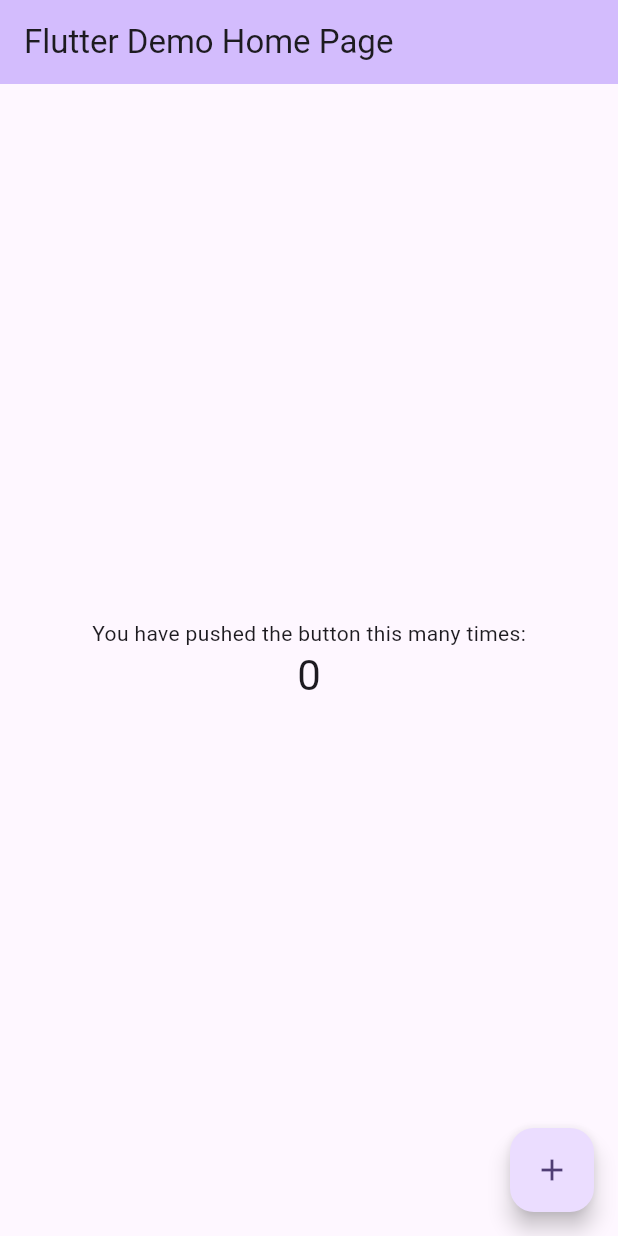
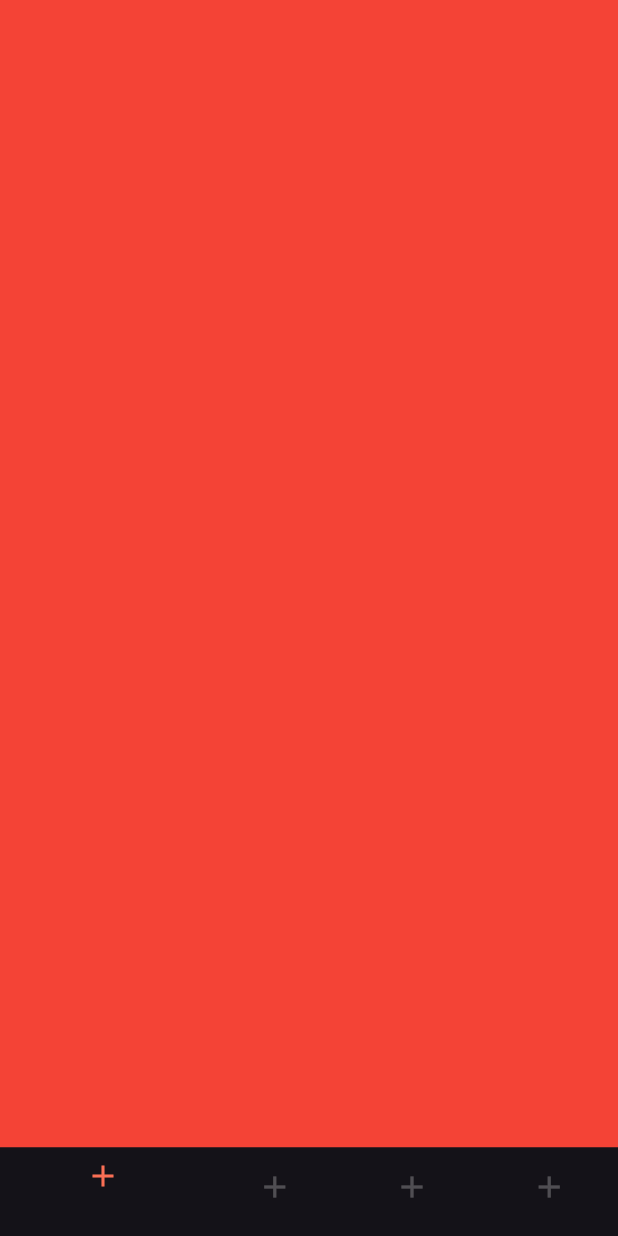
Before and after one commit to MoatazTabl/SwiftGoal, a Flutter app: the screen it shows after launch, on a phone screen of 412 x 824 dp. Run offline on Flutter 3.47's test engine with Material 3 defaults, Android fonts, the phone set to English and light mode, and no system bars; our stand-ins replace flutter_screenutil, google_fonts.

Commit message:
app structure

```diff
--- /dev/null
+++ b/lib/core/app_text_style.dart
@@ -0,0 +1,25 @@
+import 'package:flutter/material.dart';
+import 'package:google_fonts/google_fonts.dart';
+
+TextTheme appTextThemeLight = TextTheme(
+  headlineLarge: GoogleFonts.lato(
+    fontSize: 24,
+    color: Colors.white,
+  ),
+  headlineMedium: GoogleFonts.lato(fontSize: 16, color: Colors.white),
+  headlineSmall:
+  GoogleFonts.lato(fontSize: 12, color: const Color(0xffBCBCBC)),
+  bodySmall: GoogleFonts.lato(fontSize: 8, color: Colors.white),
+  displayMedium: GoogleFonts.inter(fontSize: 14, color: const Color(0xffBBBBBB)),
+);
+TextTheme appTextThemeDark = TextTheme(
+  headlineLarge: GoogleFonts.lato(
+    fontSize: 24,
+    color: Colors.black,
+  ),
+  headlineMedium: GoogleFonts.lato(fontSize: 16, color: Colors.black),
+  headlineSmall:
+  GoogleFonts.lato(fontSize: 12, color: Colors.black54),
+  bodySmall: GoogleFonts.lato(fontSize: 8, color: Colors.black),
+  displayMedium: GoogleFonts.inter(fontSize: 14, color: Colors.black54),
+);
--- /dev/null
+++ b/lib/core/app_theme.dart
@@ -0,0 +1,83 @@
+import 'package:flutter/material.dart';
+import 'package:flutter_screenutil/flutter_screenutil.dart';
+import 'app_text_style.dart';
+
+class AppThemes {
+  static const Color mainOrangeColor = Color(0xfffa6f55);
+  static const Color mainTurquoiseColor = Color(0xff35C2C1);
+  static const Color mainIndigoColor = Color(0xff15141f);
+  static const Color mainWhiteColor = Color(0xfff4f9ff);
+  static Color frostedWhite = const Color(0xffDADADA).withOpacity(.3);
+  static Color frostedDark = const Color(0xff0F0F0F).withOpacity(.3);
+  static ThemeData darkTheme = ThemeData(
+    useMaterial3: true,
+    scaffoldBackgroundColor: mainIndigoColor,
+    brightness: Brightness.dark,
+    textTheme: appTextThemeLight,
+    bottomNavigationBarTheme: BottomNavigationBarThemeData(
+      backgroundColor: mainIndigoColor,
+      elevation: 0,
+      type: BottomNavigationBarType.shifting,
+      selectedItemColor: mainOrangeColor,
+      unselectedItemColor: frostedWhite,
+    ),
+    tabBarTheme: TabBarTheme(
+      labelColor: mainOrangeColor,
+      labelStyle: appTextThemeLight.headlineMedium,
+      unselectedLabelColor: Colors.white,
+      indicator: const ShapeDecoration(
+        shape: UnderlineInputBorder(
+          borderSide: BorderSide(color: mainOrangeColor, width: 3),
+        ),
+      ),
+      indicatorSize: TabBarIndicatorSize.label,
+      unselectedLabelStyle:
+      appTextThemeLight.headlineMedium?.copyWith(fontSize: 16),
+      splashFactory: InkRipple.splashFactory,
+      dividerColor: Colors.transparent,
+    ),
+    bottomSheetTheme: BottomSheetThemeData(
+      dragHandleColor: mainOrangeColor,
+      shape: RoundedRectangleBorder(borderRadius: BorderRadius.circular(20.w)),
+    ),
+    switchTheme: const SwitchThemeData(
+      thumbColor: MaterialStatePropertyAll<Color>(Colors.white),
+    ),
+  );
+
+  static ThemeData lightTheme = ThemeData(
+    useMaterial3: true,
+    scaffoldBackgroundColor: mainWhiteColor,
+    brightness: Brightness.light,
+    textTheme: appTextThemeDark,
+    bottomNavigationBarTheme: BottomNavigationBarThemeData(
+      backgroundColor: mainWhiteColor,
+      elevation: 0,
+      type: BottomNavigationBarType.shifting,
+      selectedItemColor: mainTurquoiseColor,
+      unselectedItemColor: frostedDark,
+    ),
+    tabBarTheme: TabBarTheme(
+      labelColor: mainOrangeColor,
+      labelStyle: appTextThemeDark.headlineMedium,
+      unselectedLabelColor: Colors.white,
+      indicator: const ShapeDecoration(
+        shape: UnderlineInputBorder(
+          borderSide: BorderSide(color: mainOrangeColor, width: 3),
+        ),
+      ),
+      indicatorSize: TabBarIndicatorSize.label,
+      unselectedLabelStyle:
+      appTextThemeDark.headlineMedium?.copyWith(fontSize: 16),
+      splashFactory: InkRipple.splashFactory,
+      dividerColor: Colors.transparent,
+    ),
+    bottomSheetTheme: BottomSheetThemeData(
+      dragHandleColor: mainOrangeColor,
+      shape: RoundedRectangleBorder(borderRadius: BorderRadius.circular(20.w)),
+    ),
+    switchTheme: const SwitchThemeData(
+      thumbColor: MaterialStatePropertyAll<Color>(Colors.black),
+    ),
+  );
+}
--- /dev/null
+++ b/lib/feature/home/presentaion/view/home_screen.dart
@@ -0,0 +1,12 @@
+import 'package:flutter/material.dart';
+
+class HomeScreen extends StatelessWidget {
+  const HomeScreen({super.key});
+
+  @override
+  Widget build(BuildContext context) {
+    return Container(
+      color: Colors.red,
+    );
+  }
+}
--- a/lib/main.dart
+++ b/lib/main.dart
@@ -1,4 +1,6 @@
 import 'package:flutter/material.dart';
+import 'package:swift_goal/core/app_theme.dart';
+import 'package:swift_goal/main_screen.dart';
 
 void main() {
   runApp(const MyApp());
@@ -7,119 +9,12 @@ void main() {
 class MyApp extends StatelessWidget {
   const MyApp({super.key});
 
-  // This widget is the root of your application.
   @override
   Widget build(BuildContext context) {
-    return MaterialApp(
-      title: 'Flutter Demo',
-      theme: ThemeData(
-        // This is the theme of your application.
-        //
-        // TRY THIS: Try running your application with "flutter run". You'll see
-        // the application has a blue toolbar. Then, without quitting the app,
-        // try changing the seedColor in the colorScheme below to Colors.green
-        // and then invoke "hot reload" (save your changes or press the "hot
-        // reload" button in a Flutter-supported IDE, or press "r" if you used
-        // the command line to start the app).
-        //
-        // Notice that the counter didn't reset back to zero; the application
-        // state is not lost during the reload. To reset the state, use hot
-        // restart instead.
-        //
-        // This works for code too, not just values: Most code changes can be
-        // tested with just a hot reload.
-        colorScheme: ColorScheme.fromSeed(seedColor: Colors.deepPurple),
-        useMaterial3: true,
-      ),
-      home: const MyHomePage(title: 'Flutter Demo Home Page'),
+    return  MaterialApp(
+      debugShowCheckedModeBanner: false,
+      theme: AppThemes.darkTheme,
+      home: MainScreen(),
     );
   }
 }
-
-class MyHomePage extends StatefulWidget {
-  const MyHomePage({super.key, required this.title});
-
-  // This widget is the home page of your application. It is stateful, meaning
-  // that it has a State object (defined below) that contains fields that affect
-  // how it looks.
-
-  // This class is the configuration for the state. It holds the values (in this
-  // case the title) provided by the parent (in this case the App widget) and
-  // used by the build method of the State. Fields in a Widget subclass are
-  // always marked "final".
-
-  final String title;
-
-  @override
-  State<MyHomePage> createState() => _MyHomePageState();
-}
-
-class _MyHomePageState extends State<MyHomePage> {
-  int _counter = 0;
-
-  void _incrementCounter() {
-    setState(() {
-      // This call to setState tells the Flutter framework that something has
-      // changed in this State, which causes it to rerun the build method below
-      // so that the display can reflect the updated values. If we changed
-      // _counter without calling setState(), then the build method would not be
-      // called again, and so nothing would appear to happen.
-      _counter++;
-    });
-  }
-
-  @override
-  Widget build(BuildContext context) {
-    // This method is rerun every time setState is called, for instance as done
-    // by the _incrementCounter method above.
-    //
-    // The Flutter framework has been optimized to make rerunning build methods
-    // fast, so that you can just rebuild anything that needs updating rather
-    // than having to individually change instances of widgets.
-    return Scaffold(
-      appBar: AppBar(
-        // TRY THIS: Try changing the color here to a specific color (to
-        // Colors.amber, perhaps?) and trigger a hot reload to see the AppBar
-        // change color while the other colors stay the same.
-        backgroundColor: Theme.of(context).colorScheme.inversePrimary,
-        // Here we take the value from the MyHomePage object that was created by
-        // the App.build method, and use it to set our appbar title.
-        title: Text(widget.title),
-      ),
-      body: Center(
-        // Center is a layout widget. It takes a single child and positions it
-        // in the middle of the parent.
-        child: Column(
-          // Column is also a layout widget. It takes a list of children and
-          // arranges them vertically. By default, it sizes itself to fit its
-          // children horizontally, and tries to be as tall as its parent.
-          //
-          // Column has various properties to control how it sizes itself and
-          // how it positions its children. Here we use mainAxisAlignment to
-          // center the children vertically; the main axis here is the vertical
-          // axis because Columns are vertical (the cross axis would be
-          // horizontal).
-          //
-          // TRY THIS: Invoke "debug painting" (choose the "Toggle Debug Paint"
-          // action in the IDE, or press "p" in the console), to see the
-          // wireframe for each widget.
-          mainAxisAlignment: MainAxisAlignment.center,
-          children: <Widget>[
-            const Text(
-              'You have pushed the button this many times:',
-            ),
-            Text(
-              '$_counter',
-              style: Theme.of(context).textTheme.headlineMedium,
-            ),
-          ],
-        ),
-      ),
-      floatingActionButton: FloatingActionButton(
-        onPressed: _incrementCounter,
-        tooltip: 'Increment',
-        child: const Icon(Icons.add),
-      ), // This trailing comma makes auto-formatting nicer for build methods.
-    );
-  }
-}
--- /dev/null
+++ b/lib/main_screen.dart
@@ -0,0 +1,34 @@
+import 'package:flutter/material.dart';
+
+import 'feature/home/presentaion/view/home_screen.dart';
+
+class MainScreen extends StatelessWidget {
+   MainScreen({super.key});
+
+  List<Widget> bottomTabs = [
+    const HomeScreen(),
+    const HomeScreen(),
+    const HomeScreen(),
+    const HomeScreen()
+  ];
+  int tabIndex = 0;
+
+  @override
+  Widget build(BuildContext context) {
+    return Scaffold(
+      body: IndexedStack(
+        index:tabIndex,
+        children: bottomTabs,
+      ),
+      bottomNavigationBar: BottomNavigationBar(
+        onTap: (value) {
+          tabIndex=value;
+        },
+        items: const [BottomNavigationBarItem(icon: Icon(Icons.add),label: ""),
+          BottomNavigationBarItem(icon: Icon(Icons.add),label: ""),
+          BottomNavigationBarItem(icon: Icon(Icons.add),label: ""),
+          BottomNavigationBarItem(icon: Icon(Icons.add),label: ""),
+        ],),
+    );
+  }
+}
```
Also changed, not shown: pubspec.yaml (+9 -51 lines), lib/core/app_router.dart (added), pubspec.lock.
